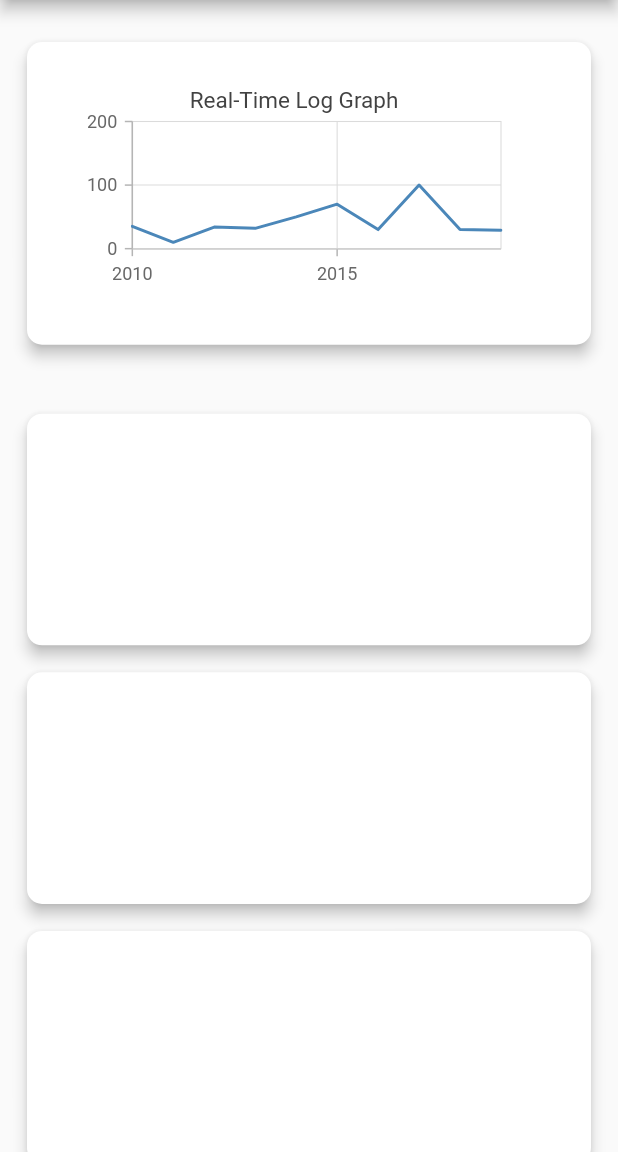
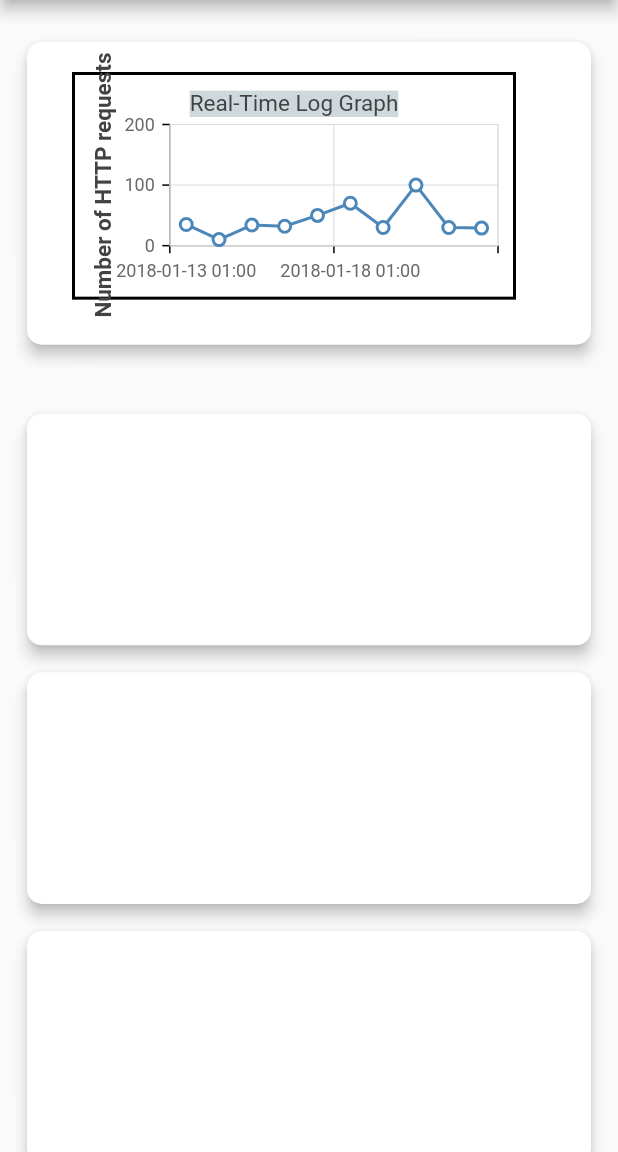
Before and after one commit to harry-hov/sih2020, a Flutter app: the screen it shows after launch, on a phone screen of 412 x 824 dp, the part 84-1236 px from its top. Run offline on Flutter 3.47's test engine with Material 2 defaults, Android fonts, the light colour scheme and no system bars; our stand-ins replace syncfusion_flutter_charts, url_launcher_web.

Commit message:
main.dart: add more features
Signed-off-by: Abhiti Darbar <darbarabhiti@gmail.com>

```diff
--- a/lib/main.dart
+++ b/lib/main.dart
@@ -32,16 +32,16 @@ class _MyHomePageState extends State<MyHomePage> {
     int count;
     double grid1, grid2;
     final List<Data> chartData = [
-            Data(2010, 35),
-            Data(2011, 10),
-            Data(2012, 34),
-            Data(2013, 32),
-            Data(2014, 50),
-            Data(2015, 70),
-            Data(2016, 30),
-            Data(2017, 100),
-            Data(2018, 30),
-            Data(2019, 29),
+            Data("2018-01-13 01:00", 35),
+            Data("2018-01-14 01:00", 10),
+            Data("2018-01-15 01:00", 34),
+            Data("2018-01-16 01:00", 32),
+            Data("2018-01-17 01:00", 50),
+            Data("2018-01-18 01:00", 70),
+            Data("2018-01-19 01:00", 30),
+            Data("2018-01-20 01:00", 100),
+            Data("2018-01-21 01:00", 30),
+            Data("2018-01-22 01:00", 29),
         ];
     if (MediaQuery.of(context).orientation == Orientation.landscape) {
       count = 2;
@@ -75,7 +75,9 @@ class _MyHomePageState extends State<MyHomePage> {
           ],
         ),
       ),
-      body: SingleChildScrollView(
+      body:
+
+      SingleChildScrollView(
         child: Column(
           children: <Widget>[
             Container(
@@ -101,14 +103,41 @@ class _MyHomePageState extends State<MyHomePage> {
                       child: Container(
                         padding: EdgeInsets.fromLTRB(30.0,20.0,50.0,30.0),
                         child: SfCartesianChart(
-                          title: ChartTitle(text: 'Real-Time Log Graph'),
+                          title: ChartTitle(text: 'Real-Time Log Graph',backgroundColor: Colors.blueGrey[100]),
+                          enableAxisAnimation: true,
                           crosshairBehavior: CrosshairBehavior(enable:true),
                           tooltipBehavior: TooltipBehavior(enable: true),
+                          zoomPanBehavior: ZoomPanBehavior(
+                            enableDoubleTapZooming: true,
+                          ),
+                          borderColor: Colors.black,
+                          borderWidth: 2,
+                          primaryXAxis: CategoryAxis(
+                            edgeLabelPlacement: EdgeLabelPlacement.shift,
+                            majorTickLines: MajorTickLines(
+                              color: Colors.black
+                            ),
+                          ),
+                          primaryYAxis: NumericAxis(
+                            majorTickLines: MajorTickLines(
+                               color: Colors.black
+                             ),
+                            title: AxisTitle(
+                                text: 'Number of HTTP requests',
+                                textStyle: TextStyle (
+                                  fontWeight: FontWeight.w700
+                                )
+                            )
+                          ),
                           series: <ChartSeries>[
-                            FastLineSeries<Data, double>(
+                            FastLineSeries<Data,String>(
                                 dataSource: chartData,
                                 xValueMapper: (Data sales, _) => sales.date,
                                 yValueMapper: (Data sales, _) => sales.reqNo,
+                                animationDuration: 1000,
+                                markerSettings: MarkerSettings(
+                                    isVisible: true
+                                )
                             )
                           ]
                         )
@@ -172,6 +201,6 @@ class _MyHomePageState extends State<MyHomePage> {
 
 class Data {
   Data(this.date, this.reqNo);
-    final double date;
+    final String date;
     final double reqNo;
 }
```
Also changed, not shown: 1 other file.
